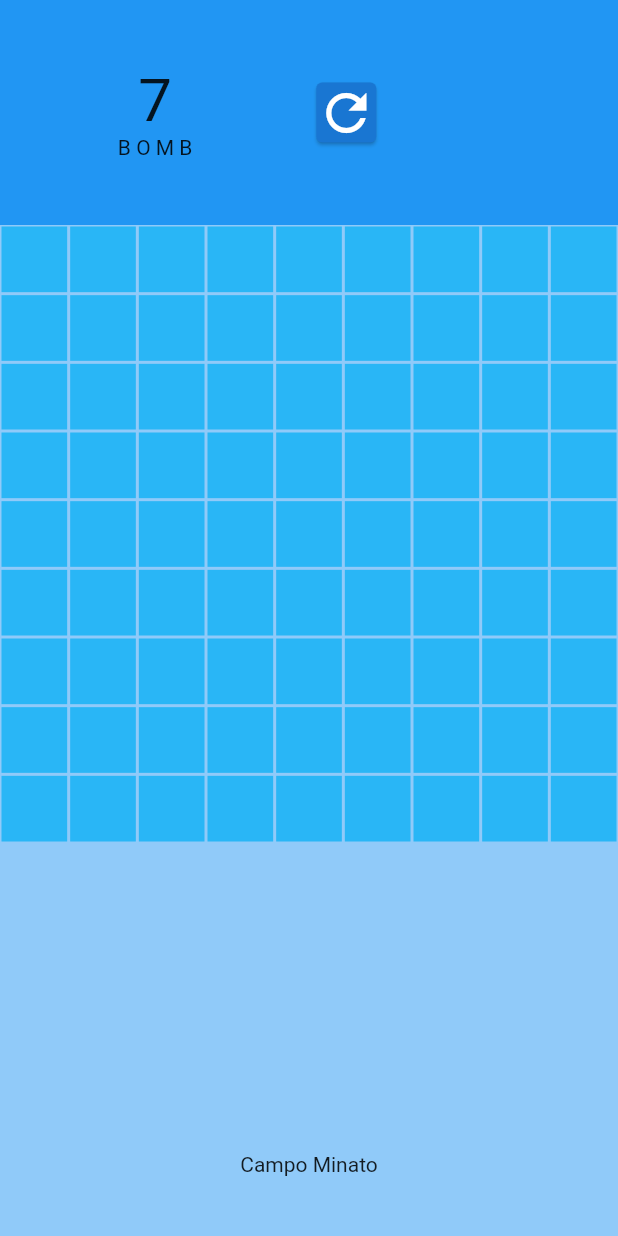
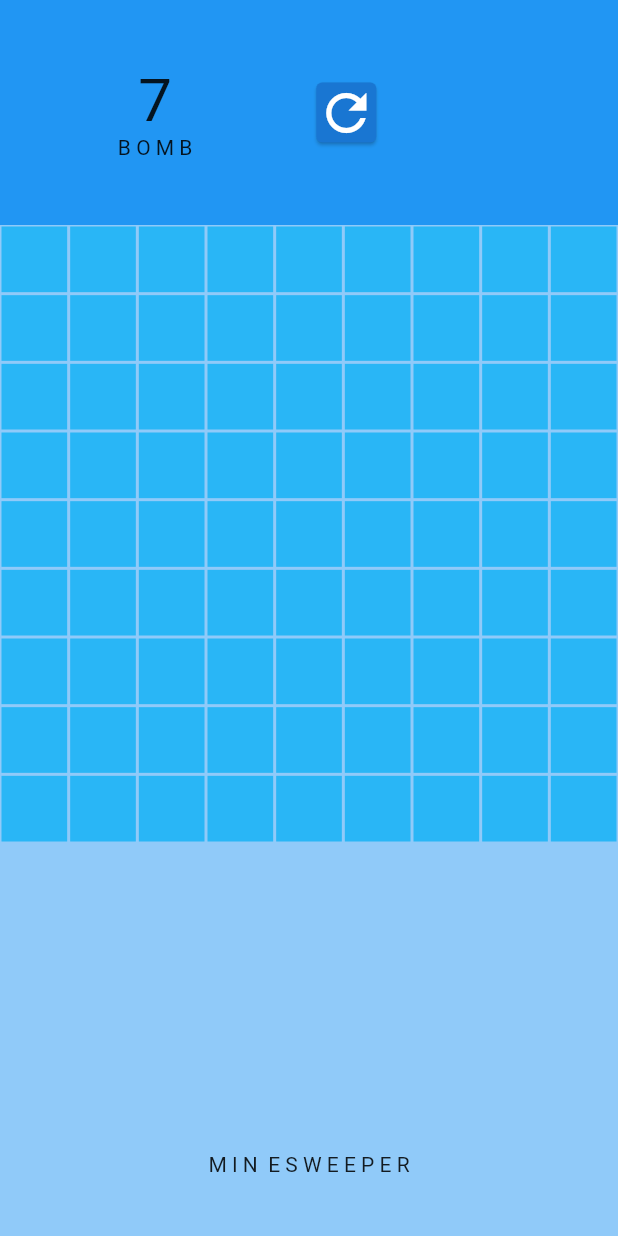
Before and after one commit to OriginalSponky/TIPSIT-2023-2024, a Flutter app: the screen it shows after launch, after a tap on the "refresh" icon, on a phone screen of 412 x 824 dp. Run offline on Flutter 3.47's test engine with Material 2 defaults, Android fonts, the phone set to English and light mode, and no system bars.

Commit message:
possibile fine

```diff
--- a/CampoMinato/campo_minato/lib/HomePage.dart
+++ b/CampoMinato/campo_minato/lib/HomePage.dart
@@ -1,3 +1,5 @@
+import 'dart:math';
+
 import 'package:campo_minato/MyBomb.dart';
 import 'package:campo_minato/MyNumberBox.dart';
 import 'package:flutter/material.dart';
@@ -18,14 +20,14 @@ class _HomePageState extends State<HomePage> {
   var squareStatus = [];
 
   //bomb locations
-  final List<int> bombLocation = [
-    4,
-    5,
-    7,
-    41,
-    42,
-    43,
-    61,
+  List<int> bombLocation = [
+    Random().nextInt(80),
+    Random().nextInt(80),
+    Random().nextInt(80),
+    Random().nextInt(80),
+    Random().nextInt(80),
+    Random().nextInt(80),
+    Random().nextInt(80),
   ];
   bool bombsRevealed = false;
   @override
@@ -40,6 +42,15 @@ class _HomePageState extends State<HomePage> {
 
   void restartGame() {
     setState(() {
+      bombLocation = [
+        Random().nextInt(80),
+        Random().nextInt(80),
+        Random().nextInt(80),
+        Random().nextInt(80),
+        Random().nextInt(80),
+        Random().nextInt(80),
+        Random().nextInt(80),
+      ];
       bombsRevealed = false;
       for (int i = 0; i < numberOfSquares; i++) {
         squareStatus[i][1] = false;
@@ -371,7 +382,7 @@ class _HomePageState extends State<HomePage> {
         //branding Scrive la parte in basso del telefono
         Padding(
           padding: const EdgeInsets.only(bottom: 40.0),
-          child: Text("Campo Minato"),
+          child: Text("M I N  E S W E E P E R"),
         )
       ]),
     );
```
Also changed, not shown: 1 other file.
